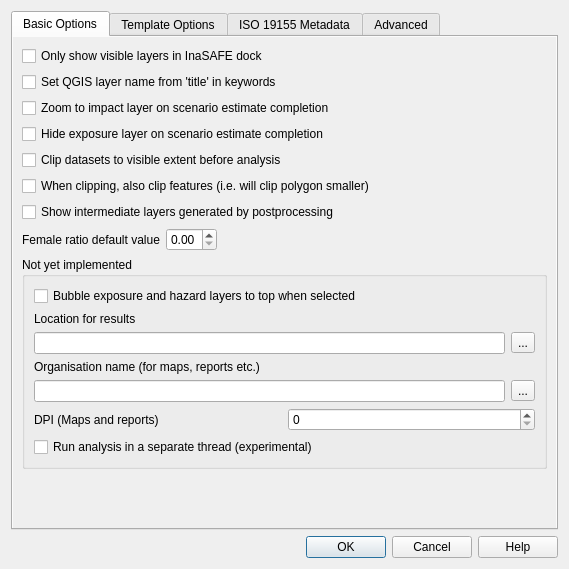
The window that safe_qgis/ui/options_dialog_base.ui (inasafe/inasafe) describes before a commit, drawn with Qt 5.
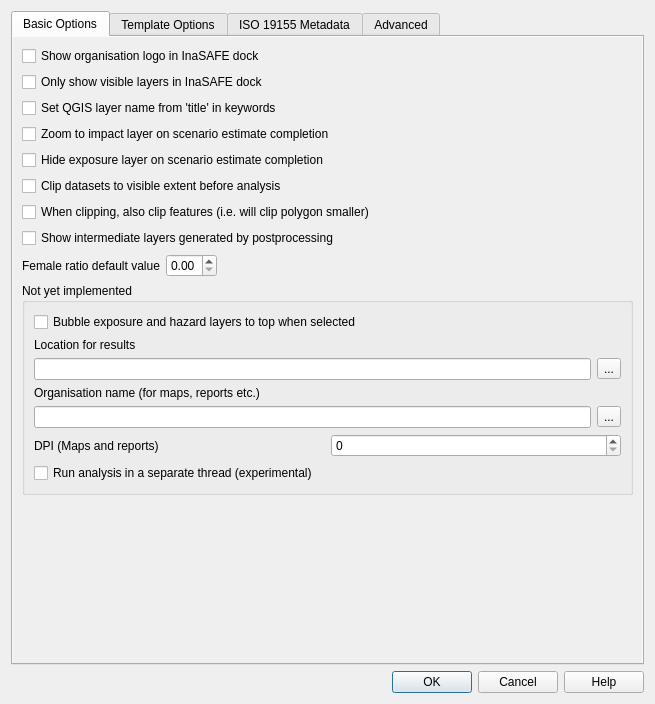
The same window after the commit. Icons and pictures are not drawn.

Commit message: Updated options dialog to move org logo option to first panel, and default to off. See #1339

The edit to the form file:
```diff
--- a/safe_qgis/ui/options_dialog_base.ui
+++ b/safe_qgis/ui/options_dialog_base.ui
@@ -6,8 +6,8 @@
    <rect>
     <x>0</x>
     <y>0</y>
-    <width>569</width>
-    <height>569</height>
+    <width>655</width>
+    <height>704</height>
    </rect>
   </property>
   <property name="windowTitle">
@@ -47,19 +47,128 @@
            <rect>
             <x>0</x>
             <y>0</y>
-            <width>531</width>
-            <height>492</height>
+            <width>633</width>
+            <height>616</height>
            </rect>
           </property>
           <layout class="QGridLayout" name="gridLayout">
-           <item row="0" column="0">
+           <item row="9" column="0">
+            <widget class="QGroupBox" name="grpNotImplemented">
+             <property name="title">
+              <string>Not yet implemented</string>
+             </property>
+             <layout class="QGridLayout" name="gridLayout_3">
+              <item row="8" column="0">
+               <layout class="QHBoxLayout" name="horizontalLayout_4">
+                <item>
+                 <widget class="QLineEdit" name="lineEdit_4">
+                  <property name="enabled">
+                   <bool>true</bool>
+                  </property>
+                 </widget>
+                </item>
+                <item>
+                 <widget class="QToolButton" name="toolButton_4">
+                  <property name="enabled">
+                   <bool>true</bool>
+                  </property>
+                  <property name="text">
+                   <string>...</string>
+                  </property>
+                 </widget>
+                </item>
+               </layout>
+              </item>
+              <item row="7" column="0">
+               <widget class="QLabel" name="label_4">
+                <property name="enabled">
+                 <bool>true</bool>
+                </property>
+                <property name="text">
+                 <string>Organisation name (for maps, reports etc.)</string>
+                </property>
+               </widget>
+              </item>
+              <item row="0" column="0">
+               <widget class="QCheckBox" name="cbxBubbleLayersUp">
+                <property name="enabled">
+                 <bool>true</bool>
+                </property>
+                <property name="text">
+                 <string>Bubble exposure and hazard layers to top when selected</string>
+                </property>
+               </widget>
+              </item>
+              <item row="9" column="0">
+               <layout class="QHBoxLayout" name="horizontalLayout_5">
+                <item>
+                 <widget class="QLabel" name="label_5">
+                  <property name="enabled">
+                   <bool>true</bool>
+                  </property>
+                  <property name="text">
+                   <string>DPI (Maps and reports)</string>
+                  </property>
+                 </widget>
+                </item>
+                <item>
+                 <widget class="QSpinBox" name="spinBox">
+                  <property name="enabled">
+                   <bool>true</bool>
+                  </property>
+                 </widget>
+                </item>
+               </layout>
+              </item>
+              <item row="2" column="0">
+               <layout class="QHBoxLayout" name="horizontalLayout_2">
+                <item>
+                 <widget class="QLineEdit" name="lineEdit">
+                  <property name="enabled">
+                   <bool>true</bool>
+                  </property>
+                 </widget>
+                </item>
+                <item>
+                 <widget class="QToolButton" name="toolButton">
+                  <property name="enabled">
+                   <bool>true</bool>
+                  </property>
+                  <property name="text">
+                   <string>...</string>
+                  </property>
+                 </widget>
+                </item>
+               </layout>
+              </item>
+              <item row="1" column="0">
+               <widget class="QLabel" name="label">
+                <property name="enabled">
+                 <bool>true</bool>
+                </property>
+                <property name="text">
+                 <string>Location for results</string>
+                </property>
+               </widget>
+              </item>
+              <item row="10" column="0">
+               <widget class="QCheckBox" name="cbxUseThread">
+                <property name="text">
+                 <string>Run analysis in a separate thread (experimental)</string>
+                </property>
+               </widget>
+              </item>
+             </layout>
+            </widget>
+           </item>
+           <item row="1" column="0">
             <widget class="QCheckBox" name="cbxVisibleLayersOnly">
              <property name="text">
               <string>Only show visible layers in InaSAFE dock</string>
              </property>
             </widget>
            </item>
-           <item row="1" column="0">
+           <item row="2" column="0">
             <widget class="QCheckBox" name="cbxSetLayerNameFromTitle">
              <property name="enabled">
               <bool>true</bool>
@@ -69,7 +178,7 @@
              </property>
             </widget>
            </item>
-           <item row="2" column="0">
+           <item row="3" column="0">
             <widget class="QCheckBox" name="cbxZoomToImpact">
              <property name="enabled">
               <bool>true</bool>
@@ -79,7 +188,7 @@
              </property>
             </widget>
            </item>
-           <item row="3" column="0">
+           <item row="4" column="0">
             <widget class="QCheckBox" name="cbxHideExposure">
              <property name="enabled">
               <bool>true</bool>
@@ -89,7 +198,7 @@
              </property>
             </widget>
            </item>
-           <item row="4" column="0">
+           <item row="5" column="0">
             <widget class="QCheckBox" name="cbxClipToViewport">
              <property name="toolTip">
               <string>Turn on to clip hazard and exposure layers to the currently  visible extent on the map canvas</string>
@@ -102,14 +211,14 @@
              </property>
             </widget>
            </item>
-           <item row="5" column="0">
+           <item row="6" column="0">
             <widget class="QCheckBox" name="cbxClipHard">
              <property name="text">
               <string>When clipping, also clip features (i.e. will clip polygon smaller)</string>
              </property>
             </widget>
            </item>
-           <item row="6" column="0">
+           <item row="7" column="0">
             <widget class="QCheckBox" name="cbxShowPostprocessingLayers">
              <property name="toolTip">
               <string>Turn on to see the intermediate files generated by the postprocessing steps in the map canvas</string>
@@ -119,7 +228,7 @@
              </property>
             </widget>
            </item>
-           <item row="7" column="0">
+           <item row="8" column="0">
             <layout class="QHBoxLayout" name="horizontalLayout">
              <item>
               <widget class="QLabel" name="label_6">
@@ -156,116 +265,7 @@
              </item>
             </layout>
            </item>
-           <item row="8" column="0">
-            <widget class="QGroupBox" name="grpNotImplemented">
-             <property name="title">
-              <string>Not yet implemented</string>
-             </property>
-             <layout class="QGridLayout" name="gridLayout_3">
-              <item row="8" column="0">
-               <layout class="QHBoxLayout" name="horizontalLayout_4">
-                <item>
-                 <widget class="QLineEdit" name="lineEdit_4">
-                  <property name="enabled">
-                   <bool>true</bool>
-                  </property>
-                 </widget>
-                </item>
-                <item>
-                 <widget class="QToolButton" name="toolButton_4">
-                  <property name="enabled">
-                   <bool>true</bool>
-                  </property>
-                  <property name="text">
-                   <string>...</string>
-                  </property>
-                 </widget>
-                </item>
-               </layout>
-              </item>
-              <item row="7" column="0">
-               <widget class="QLabel" name="label_4">
-                <property name="enabled">
-                 <bool>true</bool>
-                </property>
-                <property name="text">
-                 <string>Organisation name (for maps, reports etc.)</string>
-                </property>
-               </widget>
-              </item>
-              <item row="0" column="0">
-               <widget class="QCheckBox" name="cbxBubbleLayersUp">
-                <property name="enabled">
-                 <bool>true</bool>
-                </property>
-                <property name="text">
-                 <string>Bubble exposure and hazard layers to top when selected</string>
-                </property>
-               </widget>
-              </item>
-              <item row="9" column="0">
-               <layout class="QHBoxLayout" name="horizontalLayout_5">
-                <item>
-                 <widget class="QLabel" name="label_5">
-                  <property name="enabled">
-                   <bool>true</bool>
-                  </property>
-                  <property name="text">
-                   <string>DPI (Maps and reports)</string>
-                  </property>
-                 </widget>
-                </item>
-                <item>
-                 <widget class="QSpinBox" name="spinBox">
-                  <property name="enabled">
-                   <bool>true</bool>
-                  </property>
-                 </widget>
-                </item>
-               </layout>
-              </item>
-              <item row="2" column="0">
-               <layout class="QHBoxLayout" name="horizontalLayout_2">
-                <item>
-                 <widget class="QLineEdit" name="lineEdit">
-                  <property name="enabled">
-                   <bool>true</bool>
-                  </property>
-                 </widget>
-                </item>
-                <item>
-                 <widget class="QToolButton" name="toolButton">
-                  <property name="enabled">
-                   <bool>true</bool>
-                  </property>
-                  <property name="text">
-                   <string>...</string>
-                  </property>
-                 </widget>
-                </item>
-               </layout>
-              </item>
-              <item row="1" column="0">
-               <widget class="QLabel" name="label">
-                <property name="enabled">
-                 <bool>true</bool>
-                </property>
-                <property name="text">
-                 <string>Location for results</string>
-                </property>
-               </widget>
-              </item>
-              <item row="10" column="0">
-               <widget class="QCheckBox" name="cbxUseThread">
-                <property name="text">
-                 <string>Run analysis in a separate thread (experimental)</string>
-                </property>
-               </widget>
-              </item>
-             </layout>
-            </widget>
-           </item>
-           <item row="9" column="0">
+           <item row="10" column="0">
             <spacer name="verticalSpacer">
              <property name="orientation">
               <enum>Qt::Vertical</enum>
@@ -278,6 +278,13 @@
              </property>
             </spacer>
            </item>
+           <item row="0" column="0">
+            <widget class="QCheckBox" name="organisation_on_dock_checkbox">
+             <property name="text">
+              <string>Show organisation logo in InaSAFE dock</string>
+             </property>
+            </widget>
+           </item>
           </layout>
          </widget>
         </widget>
@@ -329,16 +336,6 @@
          </widget>
         </widget>
        </item>
-       <item>
-        <widget class="QCheckBox" name="organisation_on_dock_checkbox">
-         <property name="text">
-          <string>Show organisation logo on main panel too</string>
-         </property>
-         <property name="checked">
-          <bool>true</bool>
-         </property>
-        </widget>
-       </item>
        <item>
         <widget class="QCheckBox" name="custom_north_arrow_checkbox">
          <property name="text">
```
Left out of the diff: 46 changed lines with no effect on the pictures. The commit also changes 1 other file.
